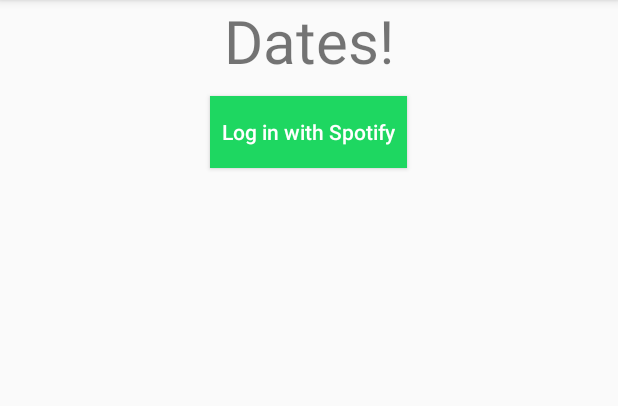
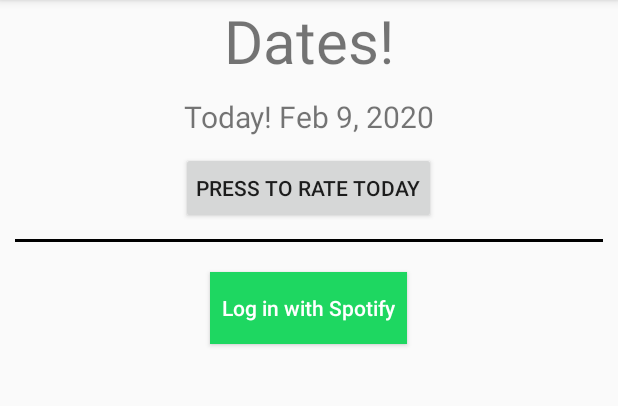
Before and after one commit to sardap/TuneNeutral, an Android app: the screen it shows after launch (MainActivity), on a phone screen of 412 x 824 dp, the part 84-490 px from its top. Run offline under Robolectric (Android 15) with nearby library versions, the phone set to English and light mode, and no system bars; libraries missing offline, so code that uses them is left out: com.spotify.sdk.

Commit message:
added entry to list that lets you rate today

```diff
--- a/app/src/main/java/com/example/tuneneutral/MainActivity.kt
+++ b/app/src/main/java/com/example/tuneneutral/MainActivity.kt
@@ -11,9 +11,10 @@ import com.example.tuneneutral.fragments.calendar.CalendarFragment
 import com.spotify.sdk.android.authentication.AuthenticationClient
 import com.spotify.sdk.android.authentication.AuthenticationRequest
 import com.spotify.sdk.android.authentication.AuthenticationResponse
+import java.lang.RuntimeException
 import java.util.*
 
-class MainActivity : AppCompatActivity(), CalendarFragment.OnFragmentInteractionListener {
+class MainActivity : AppCompatActivity(), CalendarFragment.OnFragmentInteractionListener, RatingFragment.OnFragmentInteractionListener {
 
     override fun onCreate(savedInstanceState: Bundle?) {
         super.onCreate(savedInstanceState)
@@ -34,12 +35,7 @@ class MainActivity : AppCompatActivity(), CalendarFragment.OnFragmentInteraction
 
     override fun onStart() {
         super.onStart()
-        val transaction = supportFragmentManager.beginTransaction()
-//        transaction.replace(R.id.fragment_container, RatingFragment.newInstance())
-        transaction.replace(R.id.fragment_container, CalendarFragment.newInstance(Calendar.getInstance().timeInMillis))
-        transaction.addToBackStack(null)
-        transaction.commit()
-
+        changeToCalandarFragment()
     }
 
     private fun getAuthenticationRequest(type: AuthenticationResponse.Type): AuthenticationRequest {
@@ -62,6 +58,29 @@ class MainActivity : AppCompatActivity(), CalendarFragment.OnFragmentInteraction
     }
 
     override fun onFragmentInteraction(uri: Uri) {
-        TODO("not implemented") //To change body of created functions use File | Settings | File Templates.
+        when(uri) {
+            Uris.OPEN_RATING_FRAGMENT -> changeToRatingFragment()
+            else -> throw RuntimeException()
+        }
+    }
+
+    override fun onFragmentInteraction(action: RatingFragment.Action) {
+        when(action) {
+            RatingFragment.Action.Complete -> changeToCalandarFragment()
+        }
+    }
+
+    private fun changeToRatingFragment() {
+        val transaction = supportFragmentManager.beginTransaction()
+        transaction.replace(R.id.fragment_container, RatingFragment.newInstance())
+        transaction.addToBackStack(null)
+        transaction.commit()
+    }
+
+    private fun changeToCalandarFragment() {
+        val transaction = supportFragmentManager.beginTransaction()
+        transaction.replace(R.id.fragment_container, CalendarFragment.newInstance(Calendar.getInstance().timeInMillis))
+        transaction.addToBackStack(null)
+        transaction.commit()
     }
 }
--- a/app/src/main/java/com/example/tuneneutral/fragments/calendar/CalendarFragment.kt
+++ b/app/src/main/java/com/example/tuneneutral/fragments/calendar/CalendarFragment.kt
@@ -1,5 +1,6 @@
 package com.example.tuneneutral.fragments.calendar
 
+import android.content.ComponentCallbacks
 import android.content.Context
 import android.content.Intent
 import android.net.Uri
@@ -13,8 +14,11 @@ import androidx.recyclerview.widget.RecyclerView
 
 import com.example.tuneneutral.R
 import com.example.tuneneutral.SpotifyUtiltiy
+import com.example.tuneneutral.Uris
 import com.example.tuneneutral.database.DatabaseManager
 import com.example.tuneneutral.database.DateInfo
+import java.util.*
+import kotlin.collections.ArrayList
 
 // the fragment initialization parameters, e.g. ARG_ITEM_NUMBER
 private const val ARG_DATE = "ARG_DATE"
@@ -47,13 +51,24 @@ class CalendarFragment : Fragment() {
         super.onStart()
 
         mDates = DatabaseManager.instance.getDates()
+        mDates.reverse()
+        mDates.add(0, DateInfo(Calendar.getInstance().timeInMillis, -1, ""))
 
         mRecyclerView = view!!.findViewById(R.id.date_list)
-        mViewAdapter = CalendarListAdatper(mDates, object : CalendarListAdatper.OnItemClickListener{
-            override fun onItemClick(pos: Int) {
-                SpotifyUtiltiy.OpenPlaylistInSpotify(context!!, mDates[pos].playlistID)
+        mViewAdapter = CalendarListAdatper(mDates,
+            object : CalendarListAdatper.OnItemClickListener{
+                override fun onItemClick(pos: Int) {
+                    SpotifyUtiltiy.OpenPlaylistInSpotify(context!!, mDates[pos].playlistID)
+                }
+            },
+            object : CalendarListAdatper.OnItemClickListener {
+                override fun onItemClick(pos: Int) {
+                    if(listener != null) {
+                        listener?.onFragmentInteraction(Uris.OPEN_RATING_FRAGMENT)
+                    }
+                }
             }
-        } )
+        )
         mViewManager = LinearLayoutManager(activity)
 
         mRecyclerView.apply {
@@ -70,11 +85,6 @@ class CalendarFragment : Fragment() {
     ): View? {
         // Inflate the layout for this fragment
         return inflater.inflate(R.layout.fragment_calendar, container, false)
-    }
-
-    // TODO: Rename method, update argument and hook method into UI event
-    fun onButtonPressed(uri: Uri) {
-        listener?.onFragmentInteraction(uri)
     }
 
     override fun onAttach(context: Context) {
--- a/app/src/main/java/com/example/tuneneutral/fragments/calendar/CalendarListAdatper.kt
+++ b/app/src/main/java/com/example/tuneneutral/fragments/calendar/CalendarListAdatper.kt
@@ -12,32 +12,50 @@ import java.text.DateFormat
 import java.util.*
 
 
-class CalendarListAdatper(private val mDataSet: ArrayList<DateInfo>, private val mOnItemClick: OnItemClickListener) : RecyclerView.Adapter<CalendarListAdatper.ViewHolder>() {
+class CalendarListAdatper(private val mDataSet: ArrayList<DateInfo>, private val mPlaylist: OnItemClickListener, private val mNewEntry: OnItemClickListener) : RecyclerView.Adapter<CalendarListAdatper.ViewHolder>() {
 
-    public interface OnItemClickListener {
+    interface OnItemClickListener {
         fun onItemClick(pos: Int)
     }
 
     private object ViewTypes {
         const val COMEPLETE = 0
         const val NO_PLAYLIST = 1
+        const val TODAY = 2
     }
 
-    open class ViewHolder(view: View) : RecyclerView.ViewHolder(view) {
-        val titleTextView: TextView = view.findViewById(R.id.title)
-        val ratingTextView: TextView = view.findViewById(R.id.rating_text)
+    // This seems crazy but fuck it
+    interface RatingSubtitle {
+        val ratingTextView: TextView
     }
 
-    class DateViewHolderComplete(view: View) : ViewHolder(view) {
+    abstract class ViewHolder(view: View) : RecyclerView.ViewHolder(view) {
+        val titleTextView: TextView = view.findViewById(R.id.title)
+    }
+
+    class DateViewTodayHolder(view: View) : ViewHolder(view) {
+        val createNewEntryButton: Button = view.findViewById(R.id.button_rate_today)
+    }
+
+    class DateViewHolderNoPlaylist(view: View) : ViewHolder(view), RatingSubtitle {
+        override val ratingTextView: TextView = view.findViewById(R.id.rating_text)
+    }
+
+    class DateViewHolderComplete(view: View) : ViewHolder(view), RatingSubtitle {
         val viewPlaylistButton: Button = view.findViewById(R.id.view_playlist_button)
+        override val ratingTextView: TextView = view.findViewById(R.id.rating_text)
     }
 
     override fun getItemViewType(position: Int): Int {
-        var result = ViewTypes.COMEPLETE
+        if(mDataSet[position].rating == -1) {
+            return ViewTypes.TODAY
+        }
+
         if(mDataSet[position].playlistID == "") {
-            result = ViewTypes.NO_PLAYLIST
+            return ViewTypes.NO_PLAYLIST
         }
-        return result
+
+        return ViewTypes.COMEPLETE
     }
 
 
@@ -46,7 +64,8 @@ class CalendarListAdatper(private val mDataSet: ArrayList<DateInfo>, private val
 
         return when(viewType) {
             ViewTypes.COMEPLETE -> DateViewHolderComplete(LayoutInflater.from(parent.context).inflate(R.layout.date_view_complete, parent, false))
-            ViewTypes.NO_PLAYLIST -> ViewHolder(LayoutInflater.from(parent.context).inflate(R.layout.date_view_no_playlist, parent, false))
+            ViewTypes.NO_PLAYLIST -> DateViewHolderNoPlaylist(LayoutInflater.from(parent.context).inflate(R.layout.date_view_no_playlist, parent, false))
+            ViewTypes.TODAY -> DateViewTodayHolder(LayoutInflater.from(parent.context).inflate(R.layout.date_view_today, parent, false))
             else -> throw RuntimeException()
         }
     }
@@ -59,11 +78,20 @@ class CalendarListAdatper(private val mDataSet: ArrayList<DateInfo>, private val
         val formattedDate = df.format(c)
 
         holder.titleTextView.text = String.format(holder.titleTextView.text.toString(), formattedDate)
-        holder.ratingTextView.text = String.format(holder.ratingTextView.text.toString(), currentElement.rating)
+
+        if(holder is RatingSubtitle) {
+            holder.ratingTextView.text = String.format(holder.ratingTextView.text.toString(), currentElement.rating)
+        }
 
         if(holder is DateViewHolderComplete) {
             holder.viewPlaylistButton.setOnClickListener {
-                mOnItemClick.onItemClick(position)
+                mPlaylist.onItemClick(position)
+            }
+        }
+
+        if(holder is DateViewTodayHolder) {
+            holder.createNewEntryButton.setOnClickListener {
+                mNewEntry.onItemClick(position)
             }
         }
     }
--- /dev/null
+++ b/app/src/main/res/layout/date_view_today.xml
@@ -0,0 +1,33 @@
+<?xml version="1.0" encoding="utf-8"?>
+<LinearLayout xmlns:android="http://schemas.android.com/apk/res/android"
+    android:id="@+id/view_holder"
+    android:orientation="vertical"
+    android:layout_width="match_parent"
+    android:layout_height="wrap_content">
+
+    <TextView
+        android:id="@+id/title"
+        android:layout_width="match_parent"
+        android:layout_height="wrap_content"
+        android:textSize="20sp"
+        android:layout_margin="10sp"
+        android:textAlignment="center"
+        android:text="@string/date_today_title"
+        />
+
+    <Button
+        android:id="@+id/button_rate_today"
+        android:layout_width="wrap_content"
+        android:layout_height="wrap_content"
+        android:text="@string/button_rate_today"
+        android:layout_gravity="center"
+        android:padding="10sp"
+        />
+
+    <View
+        android:layout_margin="10sp"
+        android:layout_width="match_parent"
+        android:layout_height="2dp"
+        android:background="@color/colorDateViewLineBreak"/>
+
+</LinearLayout>
--- a/app/src/main/res/values/strings.xml
+++ b/app/src/main/res/values/strings.xml
@@ -4,12 +4,14 @@
     <string name="epxlain_raiting_title">100 I got Tiger blood 0 This Time Im really going to do it</string>
     <string name="default_rating">Rating: %d</string>
     <string name="date_title">%s</string>
+    <string name="date_today_title">Today! %s</string>
     <string name="neutralise_button">Neutralsze me!</string>
     <string name="playlist_desc">Generated by TuneNeutral. day rating: %d</string>
     <string name="calander_fragment_title">Dates!</string>
 
     <string name="button_spotify_login">Log in with Spotify</string>
     <string name="button_view_playlist">Press to View Playlist!</string>
+    <string name="button_rate_today">Press to rate today</string>
 
     <string name="loading_pulling_songs">Pulling your top tracks from Spotify</string>
     <string name="loading_anayalsing">Analysing songs</string>
```
Also changed, not shown: app/src/main/java/com/example/tuneneutral/Uris.kt (added, +7 -0 lines), app/src/main/java/com/example/tuneneutral/fragments/RatingFragment.kt (+46 -22 lines).
